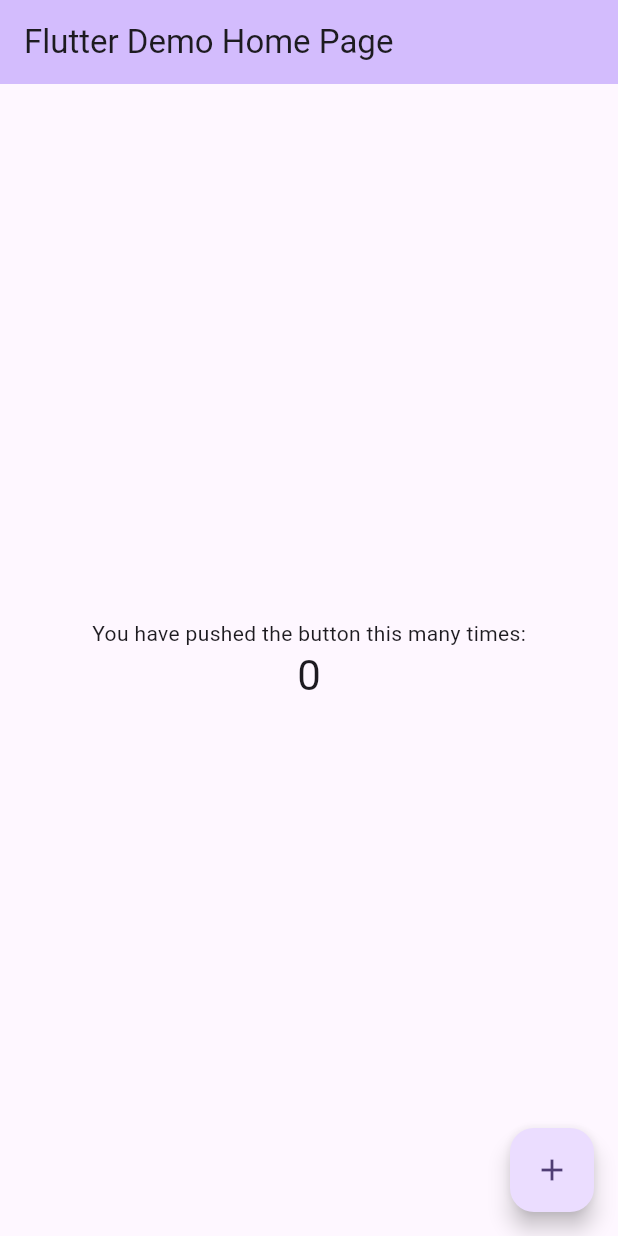
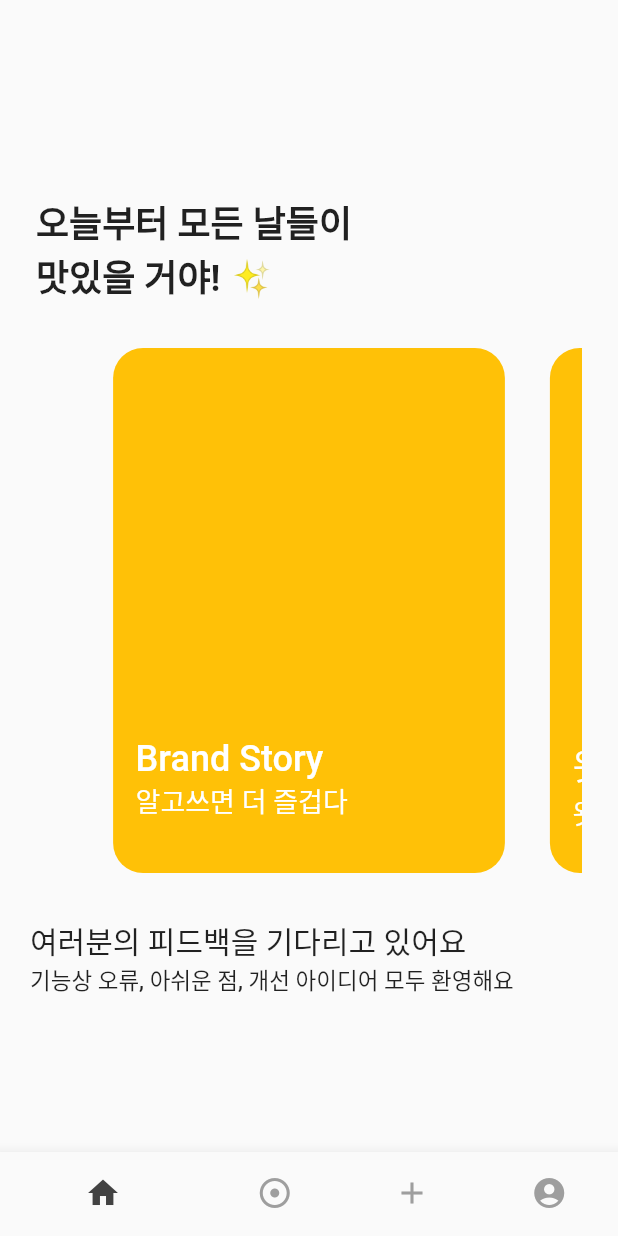
Before and after one commit to dav1n9/watty_clone, a Flutter app: the screen it shows after launch, on a phone screen of 412 x 824 dp. Run offline on Flutter 3.47's test engine with Material 2 defaults, Android fonts, the phone set to English and light mode, and no system bars; drawn by our look-alikes of carousel_slider.

Commit message:
메인화면, 하단 바 추가

```diff
--- a/lib/main.dart
+++ b/lib/main.dart
@@ -1,4 +1,6 @@
 import 'package:flutter/material.dart';
+import 'package:watty_clone/screens/home_screen.dart';
+import 'package:watty_clone/screens/mypage_screen.dart';
 
 void main() {
   runApp(const MyApp());
@@ -11,115 +13,11 @@ class MyApp extends StatelessWidget {
   @override
   Widget build(BuildContext context) {
     return MaterialApp(
-      title: 'Flutter Demo',
-      theme: ThemeData(
-        // This is the theme of your application.
-        //
-        // TRY THIS: Try running your application with "flutter run". You'll see
-        // the application has a blue toolbar. Then, without quitting the app,
-        // try changing the seedColor in the colorScheme below to Colors.green
-        // and then invoke "hot reload" (save your changes or press the "hot
-        // reload" button in a Flutter-supported IDE, or press "r" if you used
-        // the command line to start the app).
-        //
-        // Notice that the counter didn't reset back to zero; the application
-        // state is not lost during the reload. To reset the state, use hot
-        // restart instead.
-        //
-        // This works for code too, not just values: Most code changes can be
-        // tested with just a hot reload.
-        colorScheme: ColorScheme.fromSeed(seedColor: Colors.deepPurple),
-        useMaterial3: true,
-      ),
-      home: const MyHomePage(title: 'Flutter Demo Home Page'),
+      initialRoute: "/",
+      routes: {
+        "/": (context) => const HomeScreen(),
+        "/mypage": (context) => const MyPage(),
+      },
     );
   }
 }
-
-class MyHomePage extends StatefulWidget {
-  const MyHomePage({super.key, required this.title});
-
-  // This widget is the home page of your application. It is stateful, meaning
-  // that it has a State object (defined below) that contains fields that affect
-  // how it looks.
-
-  // This class is the configuration for the state. It holds the values (in this
-  // case the title) provided by the parent (in this case the App widget) and
-  // used by the build method of the State. Fields in a Widget subclass are
-  // always marked "final".
-
-  final String title;
-
-  @override
-  State<MyHomePage> createState() => _MyHomePageState();
-}
-
-class _MyHomePageState extends State<MyHomePage> {
-  int _counter = 0;
-
-  void _incrementCounter() {
-    setState(() {
-      // This call to setState tells the Flutter framework that something has
-      // changed in this State, which causes it to rerun the build method below
-      // so that the display can reflect the updated values. If we changed
-      // _counter without calling setState(), then the build method would not be
-      // called again, and so nothing would appear to happen.
-      _counter++;
-    });
-  }
-
-  @override
-  Widget build(BuildContext context) {
-    // This method is rerun every time setState is called, for instance as done
-    // by the _incrementCounter method above.
-    //
-    // The Flutter framework has been optimized to make rerunning build methods
-    // fast, so that you can just rebuild anything that needs updating rather
-    // than having to individually change instances of widgets.
-    return Scaffold(
-      appBar: AppBar(
-        // TRY THIS: Try changing the color here to a specific color (to
-        // Colors.amber, perhaps?) and trigger a hot reload to see the AppBar
-        // change color while the other colors stay the same.
-        backgroundColor: Theme.of(context).colorScheme.inversePrimary,
-        // Here we take the value from the MyHomePage object that was created by
-        // the App.build method, and use it to set our appbar title.
-        title: Text(widget.title),
-      ),
-      body: Center(
-        // Center is a layout widget. It takes a single child and positions it
-        // in the middle of the parent.
-        child: Column(
-          // Column is also a layout widget. It takes a list of children and
-          // arranges them vertically. By default, it sizes itself to fit its
-          // children horizontally, and tries to be as tall as its parent.
-          //
-          // Column has various properties to control how it sizes itself and
-          // how it positions its children. Here we use mainAxisAlignment to
-          // center the children vertically; the main axis here is the vertical
-          // axis because Columns are vertical (the cross axis would be
-          // horizontal).
-          //
-          // TRY THIS: Invoke "debug painting" (choose the "Toggle Debug Paint"
-          // action in the IDE, or press "p" in the console), to see the
-          // wireframe for each widget.
-          mainAxisAlignment: MainAxisAlignment.center,
-          children: <Widget>[
-            const Text(
-              'You have pushed the button this many times:',
-            ),
-            Text(
-              '$_counter',
-              style: Theme.of(context).textTheme.headlineMedium,
-            ),
-          ],
-        ),
-      ),
-      floatingActionButton: FloatingActionButton(
-        onPressed: _incrementCounter,
-        tooltip: 'Increment',
-        child: const Icon(Icons.add),
-      ), // This trailing comma makes auto-formatting nicer for build methods.
-    );
-  }
-}
--- /dev/null
+++ b/lib/screens/home_screen.dart
@@ -0,0 +1,43 @@
+import 'package:flutter/material.dart';
+import 'package:watty_clone/screens/main_screen.dart';
+import 'package:watty_clone/screens/mypage_screen.dart';
+import 'package:watty_clone/shared/bottom_navi.dart';
+
+class HomeScreen extends StatefulWidget {
+  const HomeScreen({super.key});
+
+  @override
+  State<HomeScreen> createState() => _HomeScreenState();
+}
+
+class _HomeScreenState extends State<HomeScreen> {
+  late int index;
+
+  @override
+  void initState() {
+    super.initState();
+    index = 0;
+  }
+
+  @override
+  Widget build(BuildContext context) {
+    return Scaffold(
+      bottomNavigationBar: BottomNavi(
+        onTap: (newIndex) {
+          setState(() {
+            index = newIndex;
+          });
+        },
+      ),
+      body: IndexedStack(
+        index: index,
+        children: const [
+          MainScreen(),
+          MainScreen(),
+          MainScreen(),
+          MyPage(),
+        ],
+      ),
+    );
+  }
+}
--- /dev/null
+++ b/lib/screens/main_screen.dart
@@ -0,0 +1,115 @@
+import 'package:carousel_slider/carousel_slider.dart';
+import 'package:flutter/material.dart';
+
+class MainScreen extends StatelessWidget {
+  const MainScreen({super.key});
+
+  @override
+  Widget build(BuildContext context) {
+    return SingleChildScrollView(
+      child: Column(
+        children: [
+          // 알림 아이콘 추가하기
+          const SizedBox(
+            height: 130,
+          ),
+          Container(
+            alignment: Alignment.bottomLeft,
+            padding: const EdgeInsets.fromLTRB(24, 0, 24, 30),
+            child: const Column(
+              crossAxisAlignment: CrossAxisAlignment.start,
+              children: [
+                Text(
+                  '오늘부터 모든 날들이',
+                  style: TextStyle(
+                    fontSize: 24,
+                    fontWeight: FontWeight.w600,
+                  ),
+                ),
+                Text(
+                  '맛있을 거야! ✨',
+                  style: TextStyle(
+                    fontSize: 24,
+                    fontWeight: FontWeight.w600,
+                  ),
+                ),
+              ],
+            ),
+          ),
+
+          Container(
+            alignment: Alignment.bottomLeft,
+            padding: const EdgeInsets.fromLTRB(24, 0, 24, 20),
+            child: CarouselSlider(
+              options: CarouselOptions(
+                height: 350.0,
+                enableInfiniteScroll: false,
+              ),
+              items: [
+                {'Brand Story', "알고쓰면 더 즐겁다"},
+                {'왓티 가이드', "왓티를 즐기는 쉬운 방법법"},
+                {'왓티 베타버전 안내', "함께 키워나가요 우리리"},
+                {'왓티스트 안내', "왓티의 아티스트"},
+                {'FAQ', "자주 묻는 질문문"},
+                {'플레이리스트 안내', "금방 옵니다 기다려주세요"},
+              ].map((i) {
+                return Builder(
+                  builder: (BuildContext context) {
+                    return Container(
+                        width: MediaQuery.of(context).size.width,
+                        margin: const EdgeInsets.symmetric(horizontal: 15.0),
+                        padding: const EdgeInsets.fromLTRB(15, 20, 15, 20),
+                        decoration: BoxDecoration(
+                            color: Colors.amber,
+                            borderRadius: BorderRadius.circular(20)),
+                        child: Column(
+                          crossAxisAlignment: CrossAxisAlignment.start,
+                          children: [
+                            const SizedBox(
+                              height: 240,
+                            ),
+                            Text(
+                              i.first,
+                              style: const TextStyle(
+                                  fontSize: 24,
+                                  fontWeight: FontWeight.w500,
+                                  color: Colors.white),
+                            ),
+                            Text(
+                              i.last,
+                              style: const TextStyle(
+                                  fontSize: 18,
+                                  fontWeight: FontWeight.w500,
+                                  color: Colors.white),
+                            ),
+                          ],
+                        ));
+                  },
+                );
+              }).toList(),
+            ),
+          ),
+          Container(
+            padding: const EdgeInsets.fromLTRB(20, 10, 20, 20),
+            child: const Column(
+              crossAxisAlignment: CrossAxisAlignment.start,
+              children: [
+                Row(
+                  children: [SizedBox()],
+                ),
+                Text(
+                  '여러분의 피드백을 기다리고 있어요',
+                  style: TextStyle(fontSize: 20, fontWeight: FontWeight.w500),
+                ),
+                Text(
+                  '기능상 오류, 아쉬운 점, 개선 아이디어 모두 환영해요',
+                  style: TextStyle(fontSize: 15, fontWeight: FontWeight.w500),
+                )
+              ],
+            ),
+          ),
+        ],
+      ),
+    );
+  }
+}
--- /dev/null
+++ b/lib/screens/mypage_screen.dart
@@ -0,0 +1,39 @@
+import 'package:flutter/material.dart';
+
+class MyPage extends StatelessWidget {
+  const MyPage({super.key});
+
+  @override
+  Widget build(BuildContext context) {
+    return Scaffold(
+      body: SingleChildScrollView(
+        child: Column(
+          children: [
+            const SizedBox(
+              height: 100,
+            ),
+            Container(
+              padding: const EdgeInsets.all(20),
+              child: Column(
+                children: [
+                  const Text('나의 맛있는 순간을\n레코드로 남겨보세요'),
+                  ElevatedButton(
+                    onPressed: () {},
+                    style: ElevatedButton.styleFrom(
+                      backgroundColor: Colors.blueGrey.shade800,
+                    ),
+                    child: const Text(
+                      "레코드 작성",
+                      style:
+                          TextStyle(fontSize: 18, fontWeight: FontWeight.w500),
+                    ),
+                  ),
+                ],
+              ),
+            ),
+          ],
+        ),
+      ),
+    );
+  }
+}
--- /dev/null
+++ b/lib/shared/bottom_navi.dart
@@ -0,0 +1,52 @@
+import 'package:flutter/material.dart';
+
+class BottomNavi extends StatefulWidget {
+  final void Function(int) onTap;
+  const BottomNavi({
+    super.key,
+    required this.onTap,
+  });
+
+  @override
+  State<BottomNavi> createState() => _BottomNaviState();
+}
+
+class _BottomNaviState extends State<BottomNavi> {
+  int selectedIndex = 0;
+
+  @override
+  Widget build(BuildContext context) {
+    return BottomNavigationBar(
+      onTap: (int index) {
+        widget.onTap(index);
+        setState(() {
+          selectedIndex = index;
+        });
+        print(selectedIndex);
+        //Scaffold.of(context).showBottomSheet((context) => Container());
+      },
+      currentIndex: selectedIndex,
+      showSelectedLabels: false,
+      selectedItemColor: Colors.grey[800],
+      unselectedItemColor: Colors.grey[500],
+      items: const [
+        BottomNavigationBarItem(
+          icon: Icon(Icons.home),
+          label: 'Home',
+        ),
+        BottomNavigationBarItem(
+          icon: Icon(Icons.adjust_rounded),
+          label: 'Record',
+        ),
+        BottomNavigationBarItem(
+          icon: Icon(Icons.add),
+          label: 'Add',
+        ),
+        BottomNavigationBarItem(
+          icon: Icon(Icons.account_circle),
+          label: 'Account',
+        ),
+      ],
+    );
+  }
+}
```
